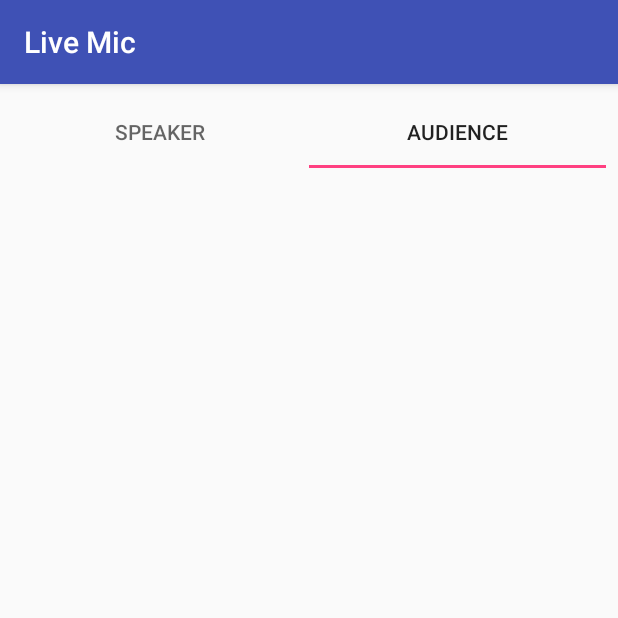
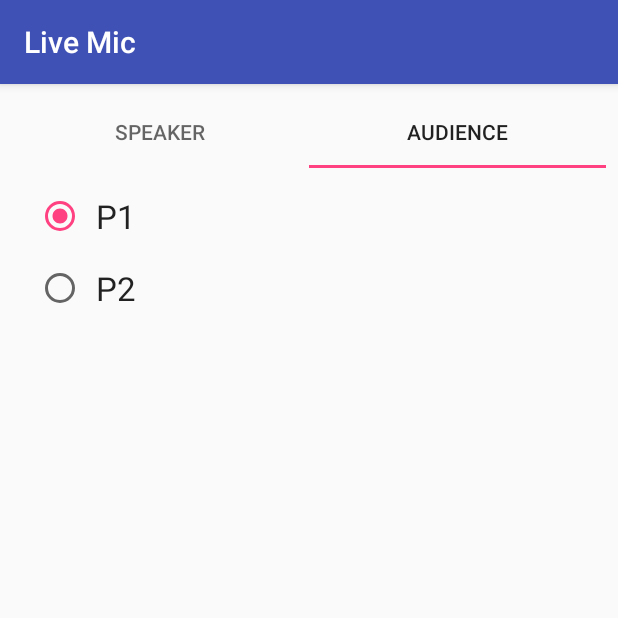
Before and after one commit to padster/LiveMicApp, an Android app: the MainActivity screen opened directly, with no data from a screen before it, tab 2 chosen, on a phone screen of 412 x 824 dp, the top half of it. Run offline under Robolectric (Android 15) with nearby library versions, the phone set to English and light mode, and no system bars; our stand-ins replace data binding.

Commit message:
Fix sizing bugs

```diff
--- a/app/src/main/res/layout/activity_main.xml
+++ b/app/src/main/res/layout/activity_main.xml
@@ -57,7 +57,7 @@
                 <com.livemic.livemicapp.ui.gl.GLView
                     android:id="@+id/sampleView"
                     android:layout_width="0dp"
-                    android:layout_height="1dp"
+                    android:layout_height="64dp"
                     app:layout_constraintLeft_toLeftOf="parent"
                     app:layout_constraintRight_toRightOf="parent"
                     app:layout_constraintTop_toTopOf="parent"
@@ -112,8 +112,8 @@
 
                 <android.support.v7.widget.RecyclerView
                     android:id="@+id/participantList"
-                    android:layout_width="0dp"
-                    android:layout_height="0dp"
+                    android:layout_width="match_parent"
+                    android:layout_height="match_parent"
                     android:layout_marginTop="8dp"
                     android:layout_marginLeft="8dp"
                     app:layout_constraintTop_toTopOf="parent"
```
